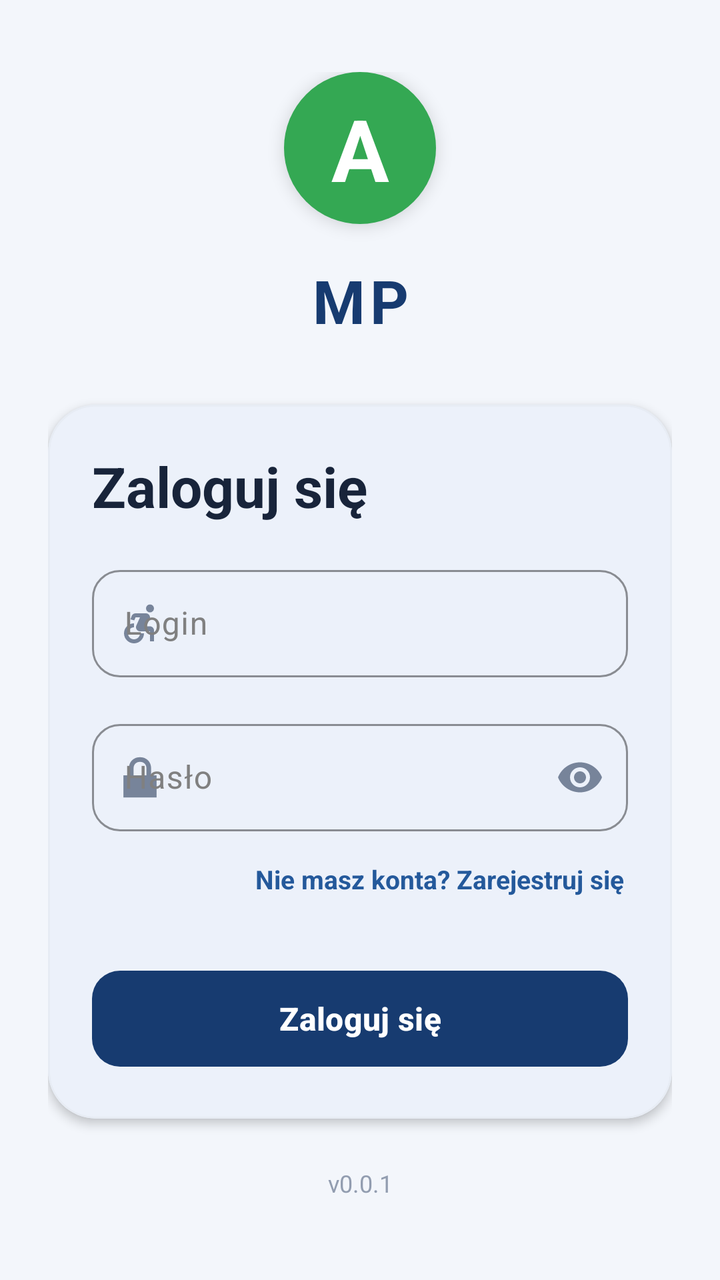
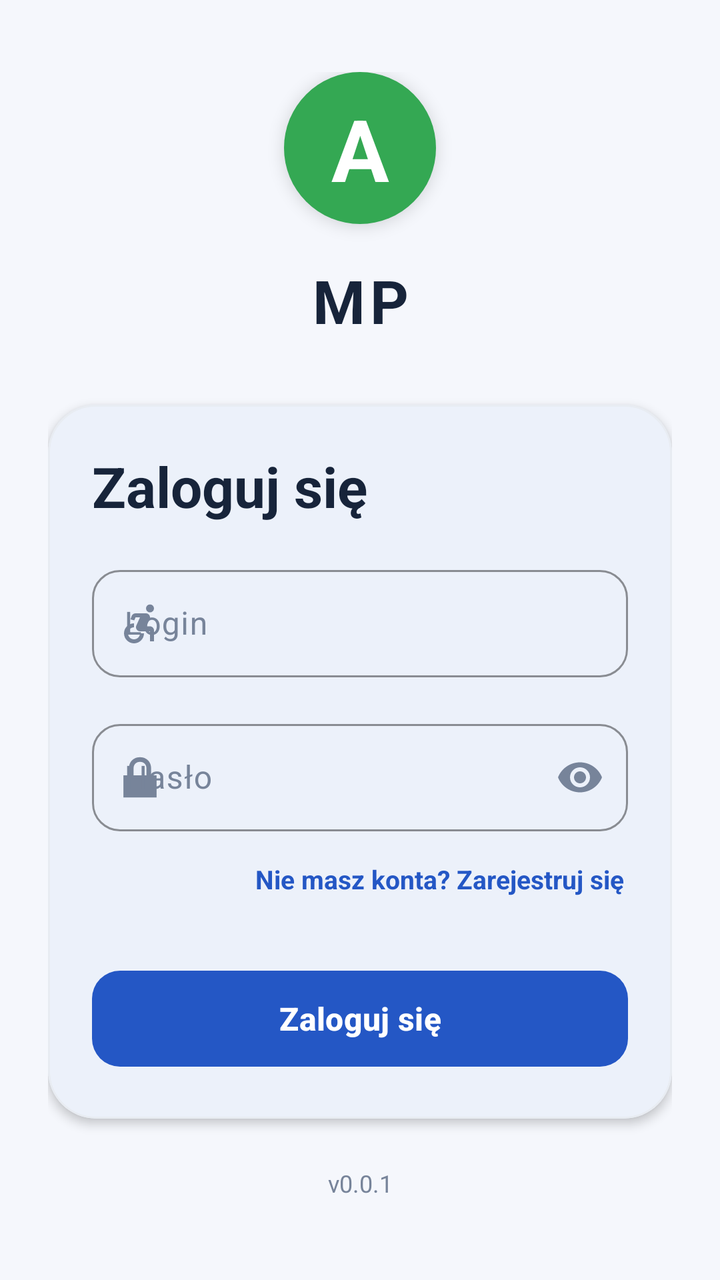

Before-and-after screenshots of an Android layout around one commit, followed by the original layout XML and the change that was made.
<!-- AndroidManifest.xml: application theme Theme.Bank3 -->
<!-- res/layout/activity_main.xml -->
<?xml version="1.0" encoding="utf-8"?>
<androidx.constraintlayout.widget.ConstraintLayout
    xmlns:android="http://schemas.android.com/apk/res/android"
    xmlns:app="http://schemas.android.com/apk/res-auto"
    xmlns:tools="http://schemas.android.com/tools"
    android:id="@+id/main"
    android:layout_width="match_parent"
    android:layout_height="match_parent"
    android:background="#F3F6FB"
    tools:context=".ui.auth.MainActivity">

    <ScrollView
        android:layout_width="0dp"
        android:layout_height="0dp"
        android:fillViewport="true"
        android:clipToPadding="false"
        android:paddingStart="24dp"
        android:paddingEnd="24dp"
        android:scrollbars="none"
        app:layout_constraintTop_toTopOf="parent"
        app:layout_constraintBottom_toBottomOf="parent"
        app:layout_constraintStart_toStartOf="parent"
        app:layout_constraintEnd_toEndOf="parent">

        <LinearLayout
            android:layout_width="match_parent"
            android:layout_height="wrap_content"
            android:orientation="vertical"
            android:gravity="center_horizontal"
            android:paddingTop="36dp"
            android:paddingBottom="28dp">

            
            <TextView
                android:layout_width="76dp"
                android:layout_height="76dp"
                android:gravity="center"
                android:text="A"
                android:textColor="#FFFFFF"
                android:textSize="43sp"
                android:textStyle="bold"
                android:background="@drawable/bg_logo_round"
                android:elevation="5dp" />

            <TextView
                android:id="@+id/bank"
                android:layout_width="match_parent"
                android:layout_height="wrap_content"
                android:layout_marginTop="18dp"
                android:gravity="center"
                android:text="MP"
                android:textColor="#173B70"
                android:textSize="30sp"
                android:textStyle="bold"
                android:letterSpacing="0.08" />

            
            <com.google.android.material.card.MaterialCardView
                android:layout_width="match_parent"
                android:layout_height="wrap_content"
                android:layout_marginTop="32dp"
                app:cardBackgroundColor="#FFFFFF"
                app:cardCornerRadius="24dp"
                app:cardElevation="3dp"
                app:strokeColor="#E7ECF4"
                app:strokeWidth="1dp">

                <LinearLayout
                    android:layout_width="match_parent"
                    android:layout_height="wrap_content"
                    android:orientation="vertical"
                    android:padding="22dp">

                    <TextView
                        android:layout_width="match_parent"
                        android:layout_height="wrap_content"
                        android:text="Zaloguj się"
                        android:textColor="#18243A"
                        android:textSize="28sp"
                        android:textStyle="bold" />

                    
                    <com.google.android.material.textfield.TextInputLayout
                        android:id="@+id/loginLayout"
                        android:layout_width="match_parent"
                        android:layout_height="wrap_content"
                        android:layout_marginTop="18dp"
                        android:hint="Login"
                        android:textColorHint="@color/gray"
                        app:boxBackgroundMode="outline"
                        app:boxCornerRadiusTopStart="14dp"
                        app:boxCornerRadiusTopEnd="14dp"
                        app:boxCornerRadiusBottomStart="14dp"
                        app:boxCornerRadiusBottomEnd="14dp"
                        app:boxStrokeColor="#24599B"
                        app:hintTextColor="@color/black"
                        app:errorTextColor="@color/red"
                        app:boxStrokeErrorColor="@color/red"
                        app:startIconDrawable="@drawable/sprint"
                        app:startIconTint="#77849A"
                        app:errorIconTint="@color/red">

                        <com.google.android.material.textfield.TextInputEditText
                            android:id="@+id/editLogin"
                            android:layout_width="match_parent"
                            android:layout_height="wrap_content"
                            android:inputType="text"
                            android:singleLine="true"
                            android:imeOptions="actionNext"
                            android:textColor="@color/black"
                            android:textSize="16sp"
                            android:paddingTop="16dp"
                            android:paddingBottom="16dp" />

                    </com.google.android.material.textfield.TextInputLayout>


                    
                    <com.google.android.material.textfield.TextInputLayout
                        android:id="@+id/hasloLayout"
                        android:layout_width="match_parent"
                        android:layout_height="wrap_content"
                        android:layout_marginTop="18dp"
                        android:hint="Hasło"
                        android:textColorHint="@color/gray"
                        app:boxBackgroundMode="outline"
                        app:boxCornerRadiusTopStart="14dp"
                        app:boxCornerRadiusTopEnd="14dp"
                        app:boxCornerRadiusBottomStart="14dp"
                        app:boxCornerRadiusBottomEnd="14dp"
                        app:boxStrokeColor="#24599B"
                        app:hintTextColor="@color/black"
                        app:errorTextColor="@color/red"
                        app:boxStrokeErrorColor="@color/red"
                        app:startIconDrawable="@android:drawable/ic_lock_lock"
                        app:startIconTint="#77849A"
                        app:endIconMode="password_toggle"
                        app:endIconTint="#77849A"
                        app:errorIconTint="@color/red">

                        <com.google.android.material.textfield.TextInputEditText
                            android:id="@+id/editHaslo"
                            android:layout_width="match_parent"
                            android:layout_height="wrap_content"
                            android:inputType="textPassword"
                            android:singleLine="true"
                            android:imeOptions="actionDone"
                            android:textColor="@color/black"
                            android:textSize="16sp"
                            android:paddingTop="16dp"
                            android:paddingBottom="16dp" />

                    </com.google.android.material.textfield.TextInputLayout>

                    
                    <TextView
                        android:id="@+id/btnRegister"
                        android:layout_width="wrap_content"
                        android:layout_height="48dp"
                        android:layout_gravity="end"
                        android:gravity="center"
                        android:paddingStart="10dp"
                        android:paddingEnd="2dp"
                        android:text="Nie masz konta? Zarejestruj się"
                        android:textColor="#24599B"
                        android:textSize="13sp"
                        android:textStyle="bold"
                        android:clickable="true"
                        android:focusable="true"
                        android:background="?attr/selectableItemBackground" />

                    
                    <TextView
                        android:id="@+id/errorText"
                        android:layout_width="match_parent"
                        android:layout_height="wrap_content"
                        android:gravity="center"

                        android:textColor="#C62828"
                        android:textSize="13sp"
                        android:accessibilityLiveRegion="polite" />

                    
                    <com.google.android.material.button.MaterialButton
                        android:id="@+id/btnLogin"
                        android:layout_width="match_parent"
                        android:layout_height="56dp"
                        android:text="Zaloguj się"
                        android:textAllCaps="false"
                        android:textColor="#FFFFFF"
                        android:textSize="16sp"
                        android:textStyle="bold"
                        app:backgroundTint="#173B70"
                        app:cornerRadius="14dp"
                        app:elevation="2dp" />

                </LinearLayout>

            </com.google.android.material.card.MaterialCardView>

            
            <TextView
                android:layout_width="match_parent"
                android:layout_height="wrap_content"
                android:layout_marginTop="24dp"

                android:gravity="center"
                android:text="v0.0.1"
                android:textColor="#929DB0"
                android:textSize="12sp" />

        </LinearLayout>
    </ScrollView>

</androidx.constraintlayout.widget.ConstraintLayout>
<!-- resources referenced by this layout -->
<resources>
  <color name="black">#FF000000</color>
  <color name="gray">#808080</color>
  <color name="red">#FF0000</color>
  <!-- drawable bg_logo_round (drawable) -->
  <?xml version="1.0" encoding="utf-8"?>
  <shape xmlns:android="http://schemas.android.com/apk/res/android"
      android:shape="oval">
      <solid android:color="#34A853" />
  </shape>
  <!-- drawable sprint (drawable) -->
  <vector xmlns:android="http://schemas.android.com/apk/res/android" android:autoMirrored="true" android:height="24dp" android:tint="#000000" android:viewportHeight="24" android:viewportWidth="24" android:width="24dp">
        
      <path android:fillColor="@android:color/white" android:pathData="M17,4.54m-2,0a2,2 0,1 1,4 0a2,2 0,1 1,-4 0"/>
        
      <path android:fillColor="@android:color/white" android:pathData="M14,17h-2c0,1.65 -1.35,3 -3,3s-3,-1.35 -3,-3 1.35,-3 3,-3v-2c-2.76,0 -5,2.24 -5,5s2.24,5 5,5 5,-2.24 5,-5zM17,13.5h-1.86l1.67,-3.67C17.42,8.5 16.44,7 14.96,7h-5.2c-0.81,0 -1.54,0.47 -1.87,1.2L7.22,10l1.92,0.53L9.79,9L12,9l-1.83,4.1c-0.6,1.33 0.39,2.9 1.85,2.9L17,16v5h2v-5.5c0,-1.1 -0.9,-2 -2,-2z"/>
      
  </vector>
  <style name="Theme.Bank3" parent="Base.Theme.Bank3" />
  <style name="Base.Theme.Bank3" parent="Theme.Material3.Light.NoActionBar">
  
          <item name="colorPrimary">@color/theme_primary</item>
          <item name="colorOnPrimary">@color/theme_on_primary</item>
  
          <item name="colorSecondary">@color/theme_accent</item>
          <item name="colorOnSecondary">@color/theme_on_primary</item>
  
          <item name="android:colorBackground">@color/theme_background</item>
          <item name="colorSurface">@color/theme_surface</item>
          <item name="colorOnSurface">@color/theme_text</item>
  
          <item name="android:statusBarColor">@color/theme_background</item>
          <item name="android:navigationBarColor">@color/theme_background</item>
  
          <item name="android:windowLightStatusBar">true</item>
          <item name="android:windowLightNavigationBar">true</item>
      </style>
  <color name="theme_primary">#2457C5</color>
  <color name="theme_on_primary">#FFFFFF</color>
  <color name="theme_accent">#527DE8</color>
  <color name="theme_background">#F5F7FC</color>
  <color name="theme_surface">#FFFFFF</color>
  <color name="theme_text">#17243A</color>
</resources>

<!-- the commit's change to res/layout/activity_main.xml (unified diff, before → after) -->
@@ -6,7 +6,7 @@
     android:id="@+id/main"
     android:layout_width="match_parent"
     android:layout_height="match_parent"
-    android:background="#F3F6FB"
+    android:background="@color/theme_background"
     tools:context=".ui.auth.MainActivity">
 
     <ScrollView
@@ -32,6 +32,7 @@
 
             
             <TextView
+                android:id="@+id/txtLogo"
                 android:layout_width="76dp"
                 android:layout_height="76dp"
                 android:gravity="center"
@@ -49,7 +50,7 @@
                 android:layout_marginTop="18dp"
                 android:gravity="center"
                 android:text="MP"
-                android:textColor="#173B70"
+                android:textColor="@color/theme_text"
                 android:textSize="30sp"
                 android:textStyle="bold"
                 android:letterSpacing="0.08" />
@@ -59,10 +60,10 @@
                 android:layout_width="match_parent"
                 android:layout_height="wrap_content"
                 android:layout_marginTop="32dp"
-                app:cardBackgroundColor="#FFFFFF"
+                app:cardBackgroundColor="@color/theme_surface"
                 app:cardCornerRadius="24dp"
                 app:cardElevation="3dp"
-                app:strokeColor="#E7ECF4"
+                app:strokeColor="@color/theme_divider"
                 app:strokeWidth="1dp">
 
                 <LinearLayout
@@ -75,7 +76,7 @@
                         android:layout_width="match_parent"
                         android:layout_height="wrap_content"
                         android:text="Zaloguj się"
-                        android:textColor="#18243A"
+                        android:textColor="@color/theme_text"
                         android:textSize="28sp"
                         android:textStyle="bold" />
 
@@ -86,19 +87,19 @@
                         android:layout_height="wrap_content"
                         android:layout_marginTop="18dp"
                         android:hint="Login"
-                        android:textColorHint="@color/gray"
+                        android:textColorHint="@color/theme_text_secondary"
                         app:boxBackgroundMode="outline"
                         app:boxCornerRadiusTopStart="14dp"
                         app:boxCornerRadiusTopEnd="14dp"
                         app:boxCornerRadiusBottomStart="14dp"
                         app:boxCornerRadiusBottomEnd="14dp"
-                        app:boxStrokeColor="#24599B"
-                        app:hintTextColor="@color/black"
-                        app:errorTextColor="@color/red"
-                        app:boxStrokeErrorColor="@color/red"
+                        app:boxStrokeColor="@color/theme_primary"
+                        app:hintTextColor="@color/theme_text"
+                        app:errorTextColor="@color/theme_transaction_negative"
+                        app:boxStrokeErrorColor="@color/theme_transaction_negative"
                         app:startIconDrawable="@drawable/sprint"
-                        app:startIconTint="#77849A"
-                        app:errorIconTint="@color/red">
+                        app:startIconTint="@color/theme_text_secondary"
+                        app:errorIconTint="@color/theme_transaction_negative">
 
                         <com.google.android.material.textfield.TextInputEditText
                             android:id="@+id/editLogin"
@@ -107,7 +108,8 @@
                             android:inputType="text"
                             android:singleLine="true"
                             android:imeOptions="actionNext"
-                            android:textColor="@color/black"
+                            android:textColor="@color/theme_text"
+                            android:textColorHint="@color/theme_text_secondary"
                             android:textSize="16sp"
                             android:paddingTop="16dp"
                             android:paddingBottom="16dp" />
@@ -122,21 +124,21 @@
                         android:layout_height="wrap_content"
                         android:layout_marginTop="18dp"
                         android:hint="Hasło"
-                        android:textColorHint="@color/gray"
+                        android:textColorHint="@color/theme_text_secondary"
                         app:boxBackgroundMode="outline"
                         app:boxCornerRadiusTopStart="14dp"
                         app:boxCornerRadiusTopEnd="14dp"
                         app:boxCornerRadiusBottomStart="14dp"
                         app:boxCornerRadiusBottomEnd="14dp"
-                        app:boxStrokeColor="#24599B"
-                        app:hintTextColor="@color/black"
-                        app:errorTextColor="@color/red"
-                        app:boxStrokeErrorColor="@color/red"
+                        app:boxStrokeColor="@color/theme_primary"
+                        app:hintTextColor="@color/theme_text"
+                        app:errorTextColor="@color/theme_transaction_negative"
+                        app:boxStrokeErrorColor="@color/theme_transaction_negative"
                         app:startIconDrawable="@android:drawable/ic_lock_lock"
-                        app:startIconTint="#77849A"
+                        app:startIconTint="@color/theme_text_secondary"
                         app:endIconMode="password_toggle"
-                        app:endIconTint="#77849A"
-                        app:errorIconTint="@color/red">
+                        app:endIconTint="@color/theme_text_secondary"
+                        app:errorIconTint="@color/theme_transaction_negative">
 
                         <com.google.android.material.textfield.TextInputEditText
                             android:id="@+id/editHaslo"
@@ -145,7 +147,8 @@
                             android:inputType="textPassword"
                             android:singleLine="true"
                             android:imeOptions="actionDone"
-                            android:textColor="@color/black"
+                            android:textColor="@color/theme_text"
+                            android:textColorHint="@color/theme_text_secondary"
                             android:textSize="16sp"
                             android:paddingTop="16dp"
                             android:paddingBottom="16dp" />
@@ -162,7 +165,7 @@
                         android:paddingStart="10dp"
                         android:paddingEnd="2dp"
                         android:text="Nie masz konta? Zarejestruj się"
-                        android:textColor="#24599B"
+                        android:textColor="@color/theme_primary"
                         android:textSize="13sp"
                         android:textStyle="bold"
                         android:clickable="true"
@@ -176,7 +179,7 @@
                         android:layout_height="wrap_content"
                         android:gravity="center"
 
-                        android:textColor="#C62828"
+                        android:textColor="@color/theme_transaction_negative"
                         android:textSize="13sp"
                         android:accessibilityLiveRegion="polite" />
 
@@ -187,10 +190,10 @@
                         android:layout_height="56dp"
                         android:text="Zaloguj się"
                         android:textAllCaps="false"
-                        android:textColor="#FFFFFF"
+                        android:textColor="@color/theme_on_primary"
                         android:textSize="16sp"
                         android:textStyle="bold"
-                        app:backgroundTint="#173B70"
+                        app:backgroundTint="@color/theme_primary"
                         app:cornerRadius="14dp"
                         app:elevation="2dp" />
 
@@ -206,7 +209,7 @@
 
                 android:gravity="center"
                 android:text="v0.0.1"
-                android:textColor="#929DB0"
+                android:textColor="@color/theme_text_secondary"
                 android:textSize="12sp" />
 
         </LinearLayout>
<!-- resource entries referenced after the edit -->
@@ -1,8 +1,5 @@
 <!-- resources referenced by this layout -->
 <resources>
-  <color name="black">#FF000000</color>
-  <color name="gray">#808080</color>
-  <color name="red">#FF0000</color>
   <!-- drawable bg_logo_round (drawable) -->
   <?xml version="1.0" encoding="utf-8"?>
   <shape xmlns:android="http://schemas.android.com/apk/res/android"
@@ -40,7 +37,10 @@
   <color name="theme_on_primary">#FFFFFF</color>
   <color name="theme_accent">#527DE8</color>
   <color name="theme_background">#F5F7FC</color>
+  <color name="theme_divider">#E8ECF2</color>
   <color name="theme_surface">#FFFFFF</color>
   <color name="theme_text">#17243A</color>
+  <color name="theme_text_secondary">#77849A</color>
+  <color name="theme_transaction_negative">#C23A48</color>
 </resources>
 
